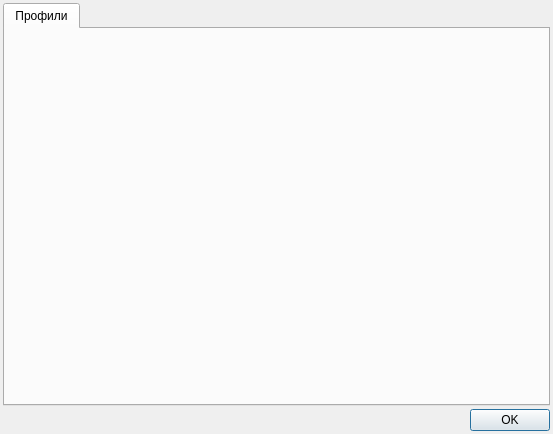
Old version of the form profile_manager/profilesmanagerdialog.ui in the repository arcirk/contrlos.
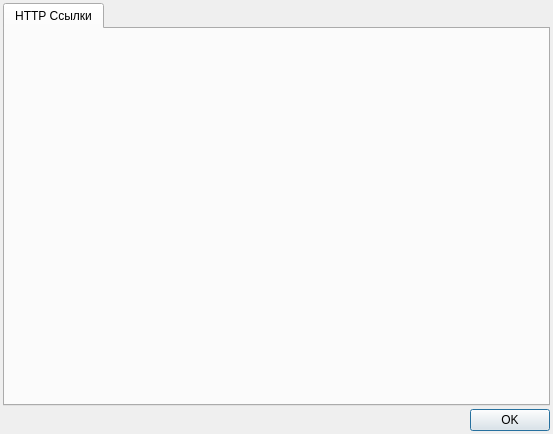
New version of the form. Icons and pictures are not drawn.

```diff
--- a/profile_manager/profilesmanagerdialog.ui
+++ b/profile_manager/profilesmanagerdialog.ui
@@ -36,7 +36,7 @@
      </property>
      <widget class="QWidget" name="tabProfiles">
       <attribute name="title">
-       <string>Профили</string>
+       <string>HTTP Ссылки</string>
       </attribute>
       <layout class="QGridLayout" name="gridLayout_3">
        <item row="0" column="0">
```
Left out of the diff: 8 changed lines with no effect on the pictures.
